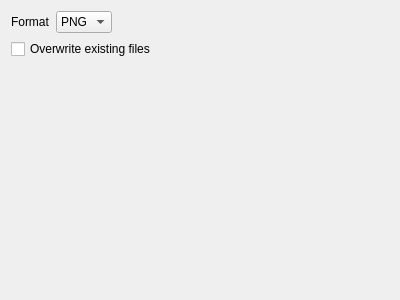
Above: src/plugins/recorder/screenshot/ui/screenshot.ui from hippich/recorditnow before the change. Below: the same form after it.
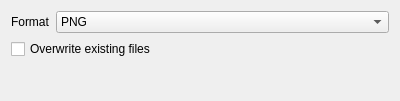
That is the form after the change. Custom widgets are drawn as their Qt base class.

Diff of the .ui file:
```diff
--- a/src/plugins/recorder/screenshot/ui/screenshot.ui
+++ b/src/plugins/recorder/screenshot/ui/screenshot.ui
@@ -7,7 +7,7 @@
     <x>0</x>
     <y>0</y>
     <width>400</width>
-    <height>300</height>
+    <height>101</height>
    </rect>
   </property>
   <property name="windowTitle">
@@ -15,7 +15,7 @@
   </property>
   <layout class="QGridLayout" name="gridLayout_2">
    <item row="0" column="0">
-    <layout class="QGridLayout" name="gridLayout">
+    <layout class="QFormLayout" name="formLayout">
      <item row="0" column="0">
       <widget class="QLabel" name="label">
        <property name="text">
@@ -69,34 +69,8 @@
        </property>
       </widget>
      </item>
-     <item row="0" column="2">
-      <spacer name="horizontalSpacer">
-       <property name="orientation">
-        <enum>Qt::Horizontal</enum>
-       </property>
-       <property name="sizeHint" stdset="0">
-        <size>
-         <width>40</width>
-         <height>20</height>
-        </size>
-       </property>
-      </spacer>
-     </item>
     </layout>
    </item>
-   <item row="1" column="0">
-    <spacer name="verticalSpacer">
-     <property name="orientation">
-      <enum>Qt::Vertical</enum>
-     </property>
-     <property name="sizeHint" stdset="0">
-      <size>
-       <width>20</width>
-       <height>40</height>
-      </size>
-     </property>
-    </spacer>
-   </item>
   </layout>
  </widget>
  <customwidgets>
```
Left out of the diff: 2 changed lines with no effect on the pictures.
